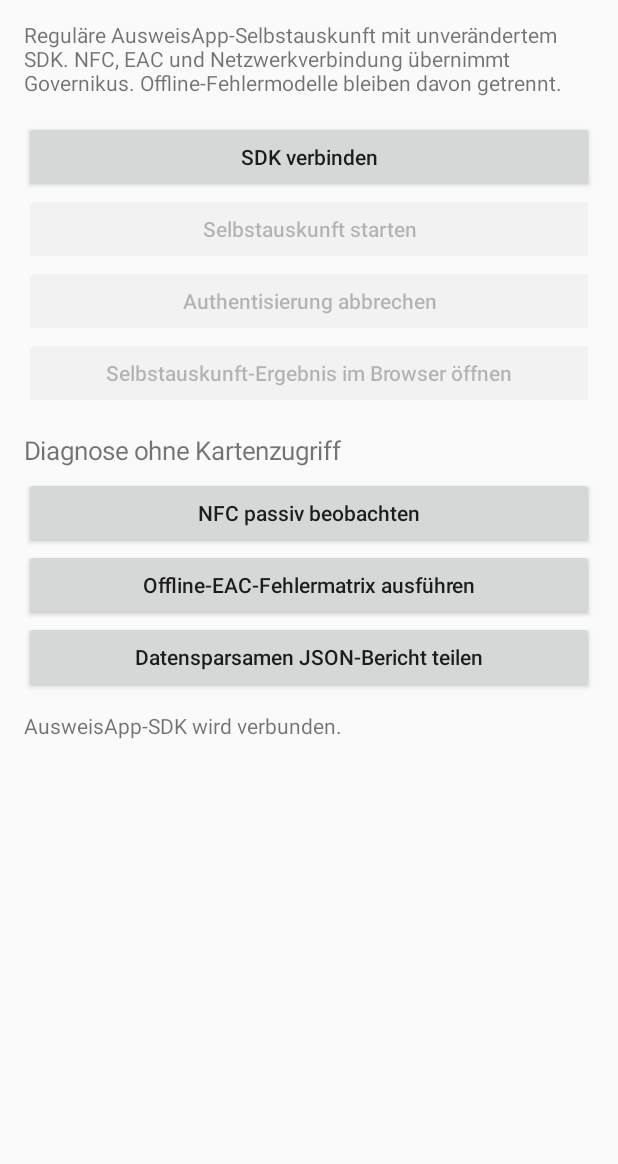
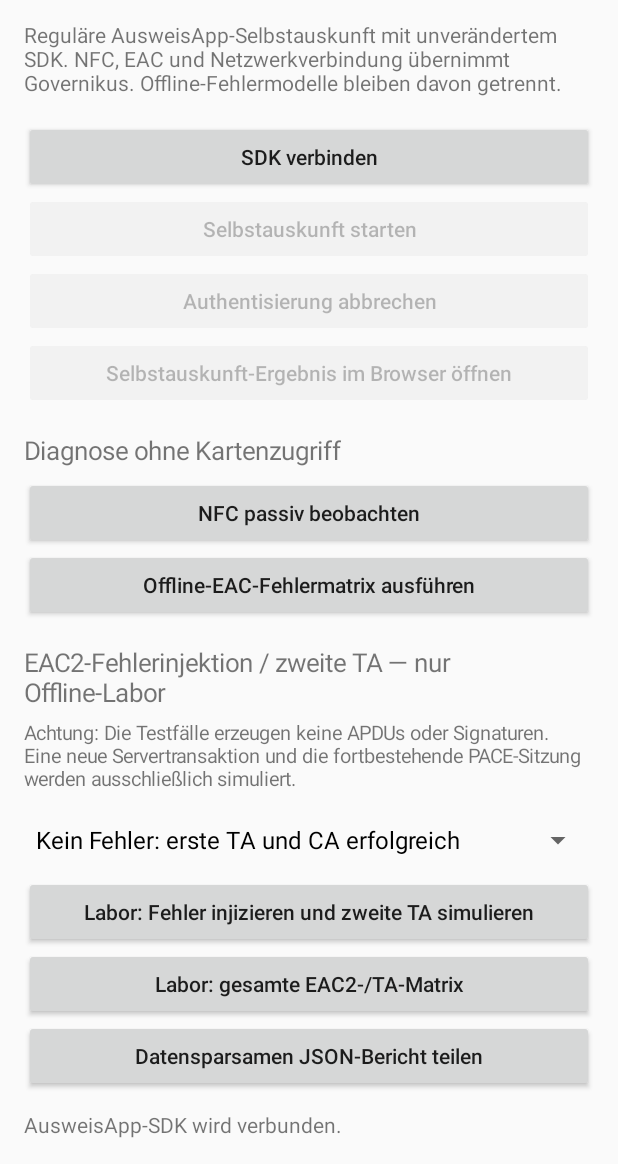
Before and after one commit to mtschirs/eidelweiss, an Android app: the screen it shows after launch (MainActivity), on a phone screen of 412 x 824 dp, the part 72-1236 px from its top. Run offline under Robolectric (Android 15) with nearby library versions, the phone set to English and light mode, and no system bars; libraries missing offline, so code that uses them is left out: com.governikus.ausweisapp2; 2 statements that could not run were skipped.

Commit message:
feat(android): expose offline EAC2 fault lab and add trace export

```diff
--- a/app/src/main/java/de/mtschirs/eidelweiss/MainActivity.kt
+++ b/app/src/main/java/de/mtschirs/eidelweiss/MainActivity.kt
@@ -21,6 +21,8 @@ import android.widget.EditText
 import android.widget.LinearLayout
 import android.widget.ScrollView
 import android.widget.TextView
+import android.widget.Spinner
+import android.widget.ArrayAdapter
 import org.json.JSONArray
 import org.json.JSONObject
 import java.time.Instant
@@ -42,6 +44,9 @@ class MainActivity : Activity(), NfcAdapter.ReaderCallback {
     private lateinit var continueButton: Button
     private lateinit var observeButton: Button
     private lateinit var resultButton: Button
+    private lateinit var labFaultSelection: Spinner
+    private lateinit var labSingleButton: Button
+    private lateinit var labMatrixButton: Button
     private var resumed = false
     @Volatile private var observing = false
     @Volatile private var authenticating = false
@@ -55,6 +60,7 @@ class MainActivity : Activity(), NfcAdapter.ReaderCallback {
     private var startedAtUtc = ""
     private var resultUrl: String? = null
     private var scenarios = emptyList<ScenarioReport>()
+    private val labTrials = mutableListOf<LabTrial>()
     private val observations = mutableListOf<String>()
     private val authHistory = mutableListOf<AuthRunSummary>()
     private val statusLines = mutableListOf<String>()
@@ -170,8 +176,46 @@ class MainActivity : Activity(), NfcAdapter.ReaderCallback {
                 status("Offline ${scenario.name}: ${if (scenario.anomaly) "Modell-Fortsetzung" else "keine Modell-Fortsetzung"}")
             }
         })
+        stack.addView(TextView(this).apply {
+            text = "EAC2-Fehlerinjektion / zweite TA — nur Offline-Labor"
+            textSize = 17f
+            setPadding(0, 24, 0, 10)
+        })
+        stack.addView(TextView(this).apply {
+            text = "Achtung: Die Testfälle erzeugen keine APDUs oder Signaturen. " +
+                "Eine neue Servertransaktion und die fortbestehende PACE-Sitzung " +
+                "werden ausschließlich simuliert."
+            textSize = 13f
+            setPadding(0, 0, 0, 12)
+        })
+        labFaultSelection = Spinner(this).apply {
+            adapter = ArrayAdapter(
+                this@MainActivity,
+                android.R.layout.simple_spinner_dropdown_item,
+                LabFaultPoint.entries.map { it.displayName }
+            )
+        }
+        stack.addView(labFaultSelection)
+        labSingleButton = action("Labor: Fehler injizieren und zweite TA simulieren") {
+            if (!authenticating) {
+                val fault = LabFaultPoint.entries[labFaultSelection.selectedItemPosition]
+                val trial = Eac2FaultLab.run(fault)
+                recordLabTrial(trial)
+            }
+        }.also(stack::addView)
+        labMatrixButton = action("Labor: gesamte EAC2-/TA-Matrix") {
+            if (!authenticating) {
+                val matrix = Eac2FaultLab.runMatrix()
+                matrix.forEach(::addLabTrial)
+                val accepted = matrix.count { it.secondTaAccepted }
+                status("Offline-Labor: ${matrix.size} Testfälle; zweite TA im Modell " +
+                    "$accepted-mal akzeptiert. Kein echter Chipkontakt.")
+            }
+        }.also(stack::addView)
         stack.addView(action("Datensparsamen JSON-Bericht teilen") {
-            val json = DiagnosticReport.toJson(scenarios, observations.toList(), authHistory.toList())
+            val json = DiagnosticReport.toJson(
+                scenarios, observations.toList(), authHistory.toList(), labTrials.toList()
+            )
             startActivity(Intent.createChooser(Intent(Intent.ACTION_SEND).apply {
                 type = "application/json"
                 putExtra(Intent.EXTRA_TEXT, json)
@@ -184,6 +228,19 @@ class MainActivity : Activity(), NfcAdapter.ReaderCallback {
         }
         stack.addView(output)
         setContentView(ScrollView(this).apply { addView(stack) })
+    }
+
+    private fun addLabTrial(trial: LabTrial) {
+        if (labTrials.size >= 100) labTrials.removeAt(0)
+        labTrials.add(trial)
+    }
+
+    private fun recordLabTrial(trial: LabTrial) {
+        addLabTrial(trial)
+        val result = if (trial.secondTaAccepted) "im Modell akzeptiert" else "im Modell abgewiesen"
+        status("EAC2-Fehler: ${trial.fault.displayName}; " +
+            "zweite TA $result; Modell: ${trial.chipPolicy.name}. " +
+            "Keine APDU, keine reale TA-Signatur.")
     }
 
     private fun action(label: String, onClick: (View) -> Unit) =
@@ -450,6 +507,9 @@ class MainActivity : Activity(), NfcAdapter.ReaderCallback {
         continueButton.visibility = View.GONE
         resultButton.isEnabled = resultUrl != null
         observeButton.isEnabled = !authenticating
+        labFaultSelection.isEnabled = !authenticating
+        labSingleButton.isEnabled = !authenticating
+        labMatrixButton.isEnabled = !authenticating
         observeButton.text = if (observing) "Passive NFC-Beobachtung beenden"
             else "NFC passiv beobachten"
     }
```
Also changed, not shown: app/src/main/java/de/mtschirs/eidelweiss/DiagnosticReport.kt (+34 -3 lines), 1 other file.
